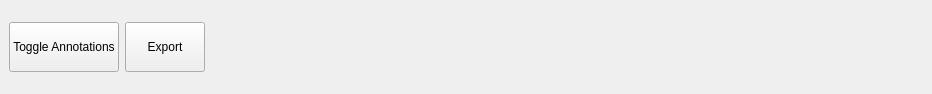
The window that qt_ui/ScreenshotsToolbar.ui (FilmColors/VIAN) describes before a commit, drawn with Qt 5.
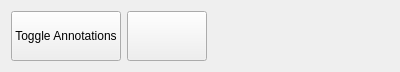
The same window after the commit. Icons and pictures are not drawn.

```diff
--- a/qt_ui/ScreenshotsToolbar.ui
+++ b/qt_ui/ScreenshotsToolbar.ui
@@ -1,33 +1,20 @@
 <?xml version="1.0" encoding="UTF-8"?>
 <ui version="4.0">
- <class>dock_Toolbox</class>
- <widget class="QDockWidget" name="dock_Toolbox">
+ <class>Form</class>
+ <widget class="QWidget" name="Form">
   <property name="geometry">
    <rect>
     <x>0</x>
     <y>0</y>
-    <width>932</width>
-    <height>94</height>
+    <width>400</width>
+    <height>72</height>
    </rect>
   </property>
-  <property name="minimumSize">
-   <size>
-    <width>214</width>
-    <height>94</height>
-   </size>
-  </property>
-  <property name="maximumSize">
-   <size>
-    <width>524287</width>
-    <height>120</height>
-   </size>
-  </property>
   <property name="windowTitle">
    <string>Screenshots Toolbar</string>
   </property>
-  <widget class="QWidget" name="dockWidgetContents">
-   <layout class="QGridLayout" name="gridLayout">
-    <item row="0" column="0">
+  <layout class="QHBoxLayout" name="horizontalLayout">
+   <item>
      <layout class="QVBoxLayout" name="verticalLayout_2">
       <item>
        <layout class="QHBoxLayout" name="horizontalLayout_2">
@@ -77,7 +64,17 @@
            </size>
           </property>
           <property name="text">
-           <string>Export</string>
+          <string/>
+         </property>
+         <property name="icon">
+          <iconset>
+           <normaloff>icons/icon_export_screenshot.png</normaloff>icons/icon_export_screenshot.png</iconset>
+         </property>
+         <property name="iconSize">
+          <size>
+           <width>64</width>
+           <height>64</height>
+          </size>
           </property>
          </widget>
         </item>
@@ -99,7 +96,6 @@
      </layout>
     </item>
    </layout>
-  </widget>
  </widget>
  <resources/>
  <connections/>
```
Left out of the diff: 2 changed lines with no effect on the pictures. Lines whose indentation alone changed are shown as unchanged.
